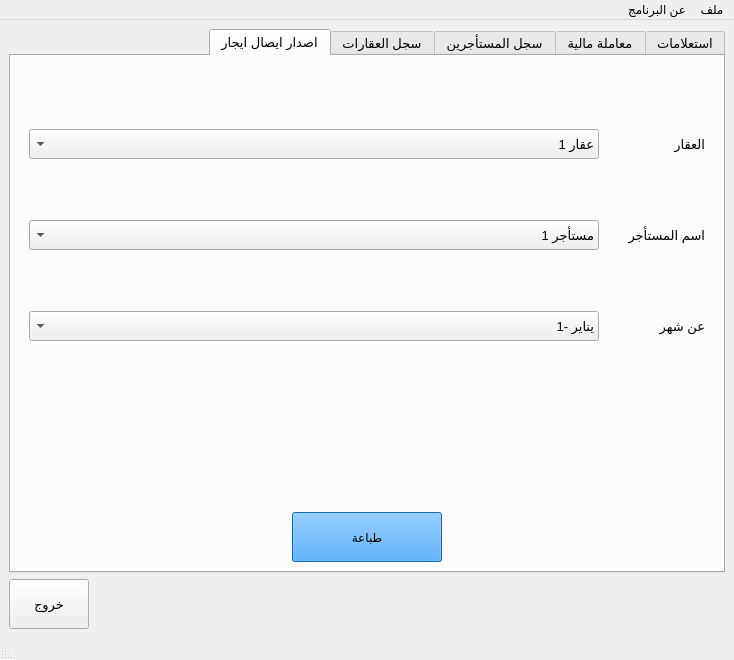
Old version of the form mainwindow.ui in the repository khaledfathi/estates.
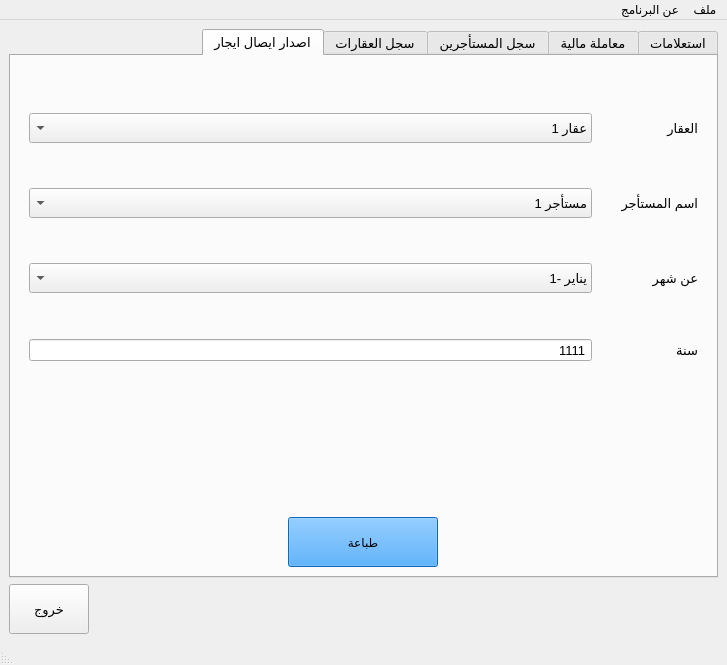
New version of the form. The open tabs and pages were chosen to show the change. Icons and pictures are not drawn.

Diff of the .ui file:
```diff
--- a/mainwindow.ui
+++ b/mainwindow.ui
@@ -6,8 +6,8 @@
    <rect>
     <x>0</x>
     <y>0</y>
-    <width>734</width>
-    <height>660</height>
+    <width>727</width>
+    <height>665</height>
    </rect>
   </property>
   <property name="windowTitle">
@@ -2062,75 +2062,97 @@
                </item>
               </widget>
              </item>
-             <item row="0" column="1">
-              <widget class="QComboBox" name="comboBoxEstate">
-               <property name="sizePolicy">
-                <sizepolicy hsizetype="Minimum" vsizetype="Fixed">
-                 <horstretch>0</horstretch>
-                 <verstretch>0</verstretch>
-                </sizepolicy>
-               </property>
-               <property name="minimumSize">
-                <size>
-                 <width>0</width>
-                 <height>30</height>
-                </size>
-               </property>
-               <property name="layoutDirection">
-                <enum>Qt::RightToLeft</enum>
-               </property>
-               <property name="editable">
-                <bool>false</bool>
-               </property>
-               <property name="currentIndex">
-                <number>0</number>
-               </property>
-               <item>
-                <property name="text">
-                 <string>عقار 1</string>
-                </property>
-               </item>
-               <item>
-                <property name="text">
-                 <string>عقار 2</string>
-                </property>
-               </item>
-               <item>
-                <property name="text">
-                 <string>عقار 3</string>
-                </property>
-               </item>
-              </widget>
-             </item>
-             <item row="1" column="0">
-              <widget class="QLabel" name="labelRenter">
-               <property name="sizePolicy">
-                <sizepolicy hsizetype="Maximum" vsizetype="Preferred">
-                 <horstretch>0</horstretch>
-                 <verstretch>0</verstretch>
-                </sizepolicy>
-               </property>
-               <property name="minimumSize">
-                <size>
-                 <width>100</width>
-                 <height>0</height>
-                </size>
-               </property>
-               <property name="text">
-                <string>اسم المستأجر</string>
-               </property>
-               <property name="buddy">
-                <cstring>comboBoxRenter</cstring>
-               </property>
-              </widget>
-             </item>
              <item row="2" column="0">
               <widget class="QLabel" name="labelMonth">
                <property name="text">
                 <string>عن شهر</string>
                </property>
                <property name="buddy">
-                <cstring>comboBoxMonth</cstring>
+                <cstring>comboBoxReceiptMonth</cstring>
+               </property>
+              </widget>
+             </item>
+             <item row="0" column="0">
+              <widget class="QLabel" name="labelReceiptEstate">
+               <property name="sizePolicy">
+                <sizepolicy hsizetype="Maximum" vsizetype="Preferred">
+                 <horstretch>0</horstretch>
+                 <verstretch>0</verstretch>
+                </sizepolicy>
+               </property>
+               <property name="minimumSize">
+                <size>
+                 <width>100</width>
+                 <height>0</height>
+                </size>
+               </property>
+               <property name="text">
+                <string>العقار</string>
+               </property>
+               <property name="buddy">
+                <cstring>comboBoxReceiptEstate</cstring>
+               </property>
+              </widget>
+             </item>
+             <item row="0" column="1">
+              <widget class="QComboBox" name="comboBoxReceiptEstate">
+               <property name="sizePolicy">
+                <sizepolicy hsizetype="Minimum" vsizetype="Fixed">
+                 <horstretch>0</horstretch>
+                 <verstretch>0</verstretch>
+                </sizepolicy>
+               </property>
+               <property name="minimumSize">
+                <size>
+                 <width>0</width>
+                 <height>30</height>
+                </size>
+               </property>
+               <property name="layoutDirection">
+                <enum>Qt::RightToLeft</enum>
+               </property>
+               <property name="editable">
+                <bool>false</bool>
+               </property>
+               <property name="currentIndex">
+                <number>0</number>
+               </property>
+               <item>
+                <property name="text">
+                 <string>عقار 1</string>
+                </property>
+               </item>
+               <item>
+                <property name="text">
+                 <string>عقار 2</string>
+                </property>
+               </item>
+               <item>
+                <property name="text">
+                 <string>عقار 3</string>
+                </property>
+               </item>
+              </widget>
+             </item>
+             <item row="1" column="0">
+              <widget class="QLabel" name="labelReceiptRenter">
+               <property name="sizePolicy">
+                <sizepolicy hsizetype="Maximum" vsizetype="Preferred">
+                 <horstretch>0</horstretch>
+                 <verstretch>0</verstretch>
+                </sizepolicy>
+               </property>
+               <property name="minimumSize">
+                <size>
+                 <width>100</width>
+                 <height>0</height>
+                </size>
+               </property>
+               <property name="text">
+                <string>اسم المستأجر</string>
+               </property>
+               <property name="buddy">
+                <cstring>comboBoxReceiptRenter</cstring>
                </property>
               </widget>
              </item>
@@ -2213,29 +2235,7 @@
                </item>
               </widget>
              </item>
-             <item row="0" column="0">
-              <widget class="QLabel" name="labelEstate">
-               <property name="sizePolicy">
-                <sizepolicy hsizetype="Maximum" vsizetype="Preferred">
-                 <horstretch>0</horstretch>
-                 <verstretch>0</verstretch>
-                </sizepolicy>
-               </property>
-               <property name="minimumSize">
-                <size>
-                 <width>100</width>
-                 <height>0</height>
-                </size>
-               </property>
-               <property name="text">
-                <string>العقار</string>
-               </property>
-               <property name="buddy">
-                <cstring>comboBoxEstate</cstring>
-               </property>
-              </widget>
-             </item>
-             <item row="3" column="0" colspan="2">
+             <item row="4" column="0" colspan="2">
               <spacer name="verticalSpacer_3">
                <property name="orientation">
                 <enum>Qt::Vertical</enum>
@@ -2251,6 +2251,29 @@
                </property>
               </spacer>
              </item>
+             <item row="3" column="0">
+              <widget class="QLabel" name="labelReceiptYear">
+               <property name="text">
+                <string>سنة</string>
+               </property>
+              </widget>
+             </item>
+             <item row="3" column="1">
+              <widget class="QSpinBox" name="spinBoxReceiptYear">
+               <property name="alignment">
+                <set>Qt::AlignRight|Qt::AlignTrailing|Qt::AlignVCenter</set>
+               </property>
+               <property name="buttonSymbols">
+                <enum>QAbstractSpinBox::NoButtons</enum>
+               </property>
+               <property name="minimum">
+                <number>1111</number>
+               </property>
+               <property name="maximum">
+                <number>9999</number>
+               </property>
+              </widget>
+             </item>
             </layout>
            </widget>
           </item>
@@ -2267,7 +2290,7 @@
     <rect>
      <x>0</x>
      <y>0</y>
-     <width>734</width>
+     <width>727</width>
      <height>22</height>
     </rect>
    </property>
```
Left out of the diff: 726 changed lines with no effect on the pictures.
